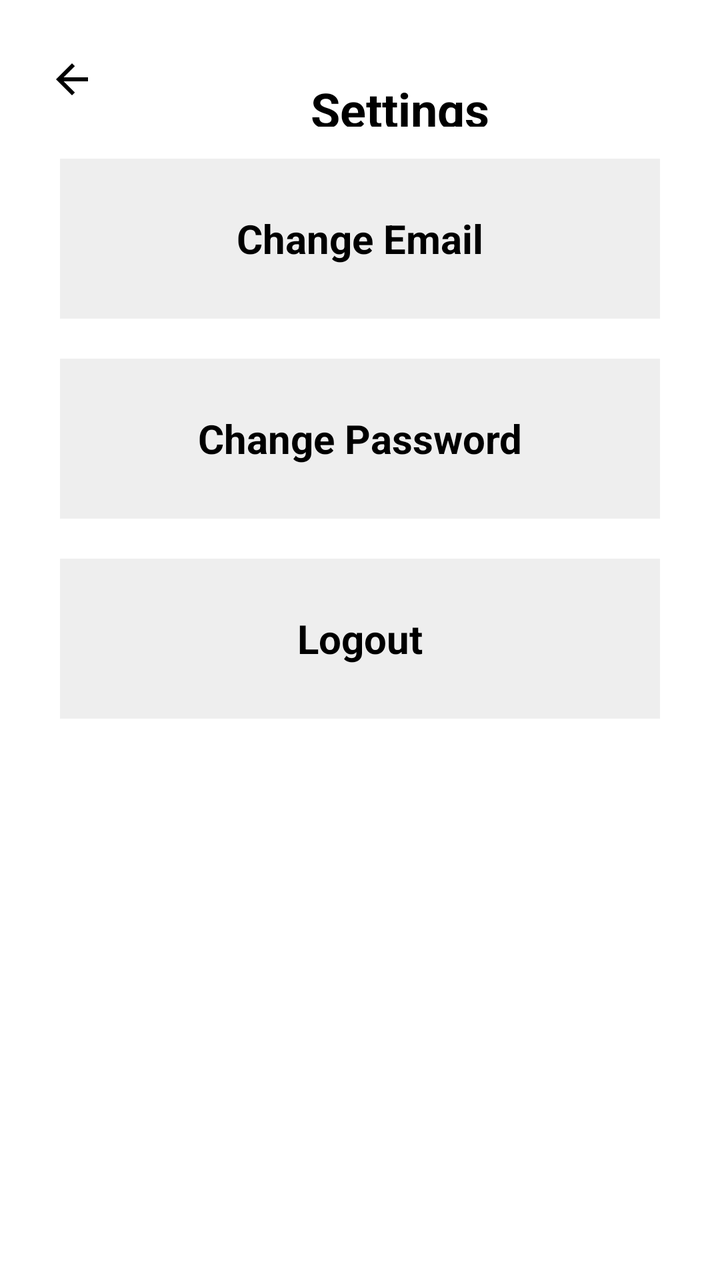
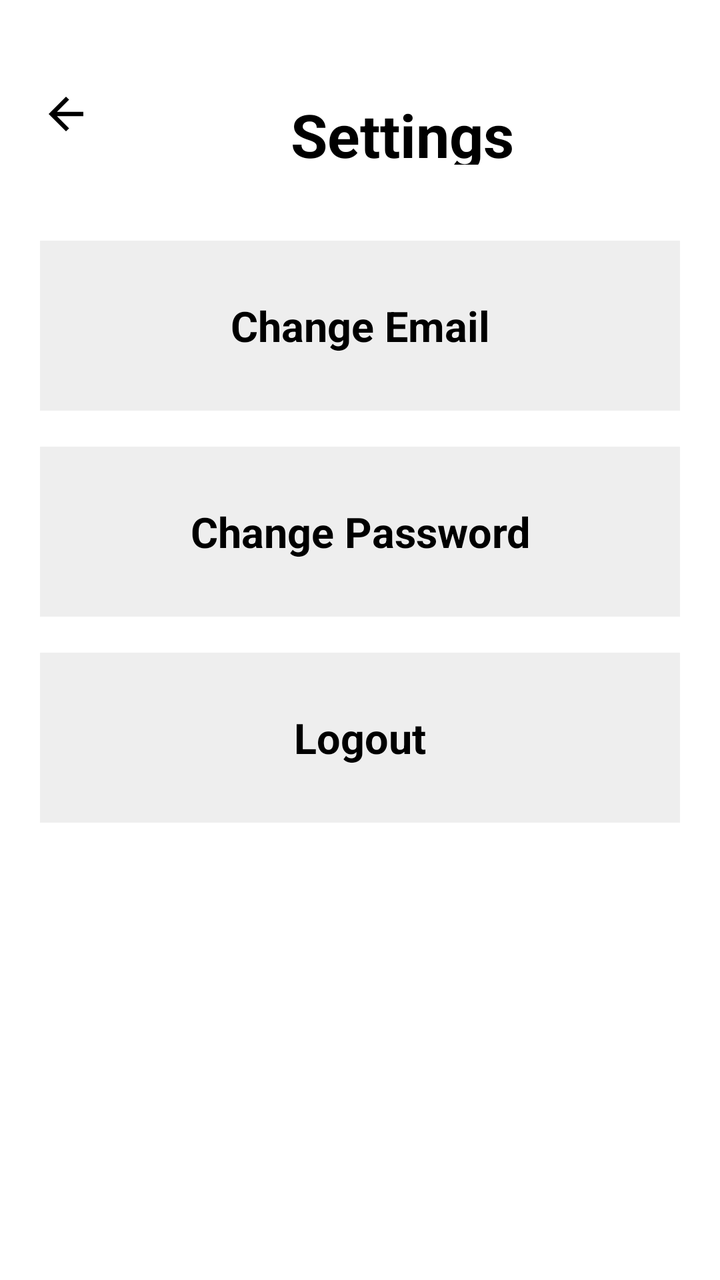

Before-and-after screenshots of an Android layout around one commit, followed by the original layout XML and the change that was made.
<!-- AndroidManifest.xml: application theme Theme.App -->
<!-- res/layout/activity_settings2.xml -->
<?xml version="1.0" encoding="utf-8"?>
<LinearLayout xmlns:android="http://schemas.android.com/apk/res/android"
    xmlns:app="http://schemas.android.com/apk/res-auto"
    android:layout_width="match_parent"
    android:layout_height="match_parent"
    android:orientation="vertical"
    android:background="#FFFFFF">

    
    <LinearLayout
        android:layout_width="match_parent"
        android:layout_height="wrap_content"
        android:orientation="horizontal"
        android:padding="16dp"
        android:gravity="center_vertical">

        <ImageView
            android:id="@+id/backBtn"
            android:layout_width="40dp"
            android:layout_height="40dp"
            android:padding="8dp"
            android:src="@drawable/ic_back"
            android:contentDescription="Back"
            app:tint="@android:color/black"/>

        <TextView
            android:layout_width="0dp"
            android:layout_height="wrap_content"
            android:layout_weight="1"
            android:text="Settings"
            android:textStyle="bold"
            android:textSize="24sp"
            android:layout_marginTop="15dp"
            android:gravity="center"
            android:textColor="#000000"/>
    </LinearLayout>

    
    <LinearLayout
        android:layout_width="match_parent"
        android:layout_height="wrap_content"
        android:orientation="vertical"
        android:paddingTop="0dp"
        android:gravity="center_horizontal">

        
        <TextView
            android:id="@+id/newEmail"
            android:layout_width="300dp"
            android:layout_height="80dp"
            android:gravity="center"
            android:text="Change Email"
            android:textSize="20sp"
            android:textStyle="bold"
            android:textColor="#000000"
            android:background="#EEEEEE"
            android:layout_marginBottom="20dp"/>

        
        <TextView
            android:id="@+id/newPass"
            android:layout_width="300dp"
            android:layout_height="80dp"
            android:gravity="center"
            android:text="Change Password"
            android:textSize="20sp"
            android:textStyle="bold"
            android:textColor="#000000"
            android:background="#EEEEEE"
            android:layout_marginBottom="20dp"/>

        
        <TextView
            android:id="@+id/logout"
            android:layout_width="300dp"
            android:layout_height="80dp"
            android:gravity="center"
            android:text="Logout"
            android:textSize="20sp"
            android:textStyle="bold"
            android:textColor="#000000"
            android:background="#EEEEEE"/>

    </LinearLayout>

</LinearLayout>
<!-- resources referenced by this layout -->
<resources>
  <!-- drawable ic_back (drawable) -->
  <vector xmlns:android="http://schemas.android.com/apk/res/android" android:autoMirrored="true" android:height="24dp" android:tint="#000000" android:viewportHeight="960" android:viewportWidth="960" android:width="24dp">
        
      <path android:fillColor="@android:color/white" android:pathData="M313,520L537,744L480,800L160,480L480,160L537,216L313,440L800,440L800,520L313,520Z"/>
      
  </vector>
  <style name="Theme.App" parent="Base.Theme.App" />
  <style name="Base.Theme.App" parent="Theme.Material3.DayNight.NoActionBar">
          <item name="colorPrimary">#1A73E8</item>
          <item name="android:statusBarColor">@android:color/transparent</item>
          <item name="android:navigationBarColor">@android:color/transparent</item>
  
  
      </style>
</resources>

<!-- the commit's change to res/layout/activity_settings2.xml (unified diff, before → after) -->
@@ -11,13 +11,16 @@
         android:layout_width="match_parent"
         android:layout_height="wrap_content"
         android:orientation="horizontal"
-        android:padding="16dp"
-        android:gravity="center_vertical">
+        android:gravity="center_vertical"
+        android:paddingStart="12dp"
+        android:paddingEnd="12dp"
+        android:paddingTop="32dp"
+        android:paddingBottom="18dp">
 
         <ImageView
             android:id="@+id/backBtn"
-            android:layout_width="40dp"
-            android:layout_height="40dp"
+            android:layout_width="42dp"
+            android:layout_height="42dp"
             android:padding="8dp"
             android:src="@drawable/ic_back"
             android:contentDescription="Back"
@@ -27,56 +30,54 @@
             android:layout_width="0dp"
             android:layout_height="wrap_content"
             android:layout_weight="1"
+            android:layout_marginTop="10dp"
             android:text="Settings"
+            android:textSize="30sp"
             android:textStyle="bold"
-            android:textSize="24sp"
-            android:layout_marginTop="15dp"
             android:gravity="center"
             android:textColor="#000000"/>
     </LinearLayout>
+
 
     
     <LinearLayout
         android:layout_width="match_parent"
         android:layout_height="wrap_content"
         android:orientation="vertical"
-        android:paddingTop="0dp"
-        android:gravity="center_horizontal">
+        android:gravity="center_horizontal"
+        android:paddingTop="20dp">
 
-        
         <TextView
             android:id="@+id/newEmail"
-            android:layout_width="300dp"
-            android:layout_height="80dp"
+            android:layout_width="320dp"
+            android:layout_height="85dp"
             android:gravity="center"
             android:text="Change Email"
-            android:textSize="20sp"
+            android:textSize="21sp"
             android:textStyle="bold"
             android:textColor="#000000"
             android:background="#EEEEEE"
-            android:layout_marginBottom="20dp"/>
+            android:layout_marginBottom="18dp"/>
 
-        
         <TextView
             android:id="@+id/newPass"
-            android:layout_width="300dp"
-            android:layout_height="80dp"
+            android:layout_width="320dp"
+            android:layout_height="85dp"
             android:gravity="center"
             android:text="Change Password"
-            android:textSize="20sp"
+            android:textSize="21sp"
             android:textStyle="bold"
             android:textColor="#000000"
             android:background="#EEEEEE"
-            android:layout_marginBottom="20dp"/>
+            android:layout_marginBottom="18dp"/>
 
-        
         <TextView
             android:id="@+id/logout"
-            android:layout_width="300dp"
-            android:layout_height="80dp"
+            android:layout_width="320dp"
+            android:layout_height="85dp"
             android:gravity="center"
             android:text="Logout"
-            android:textSize="20sp"
+            android:textSize="21sp"
             android:textStyle="bold"
             android:textColor="#000000"
             android:background="#EEEEEE"/>
